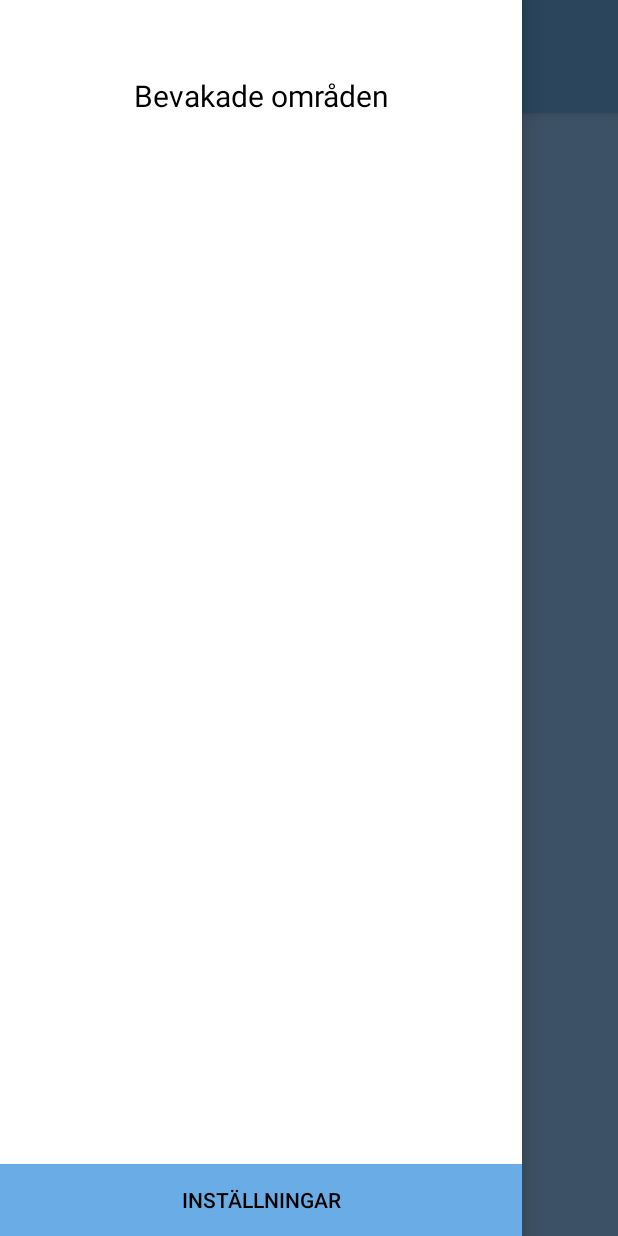
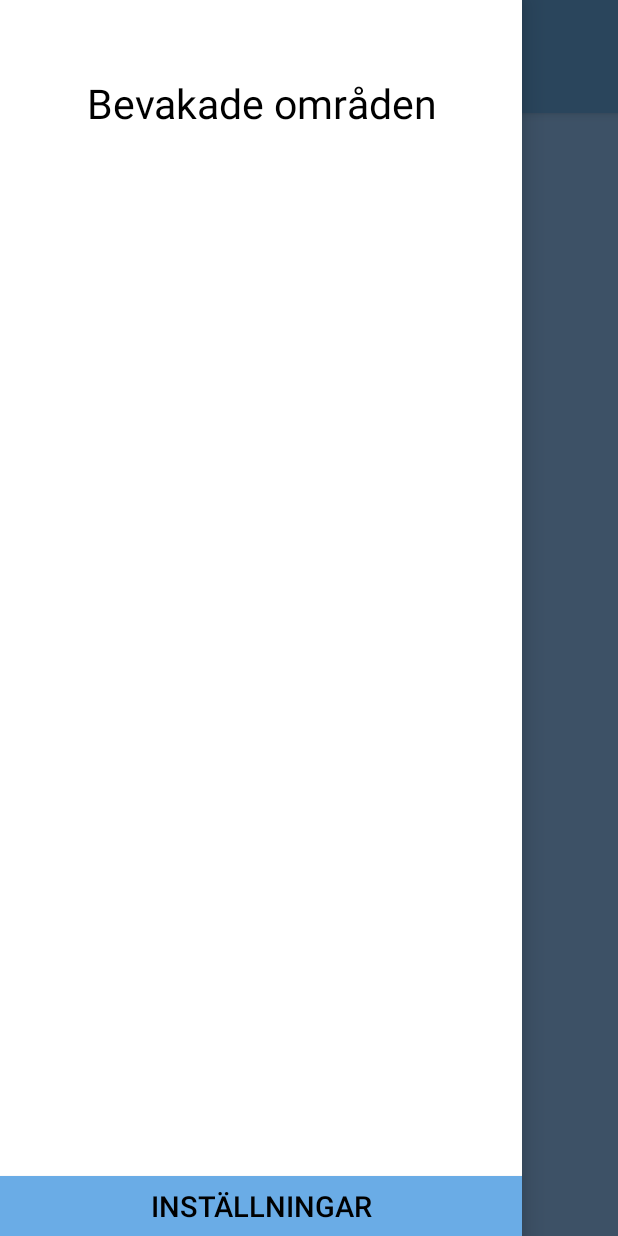
Before and after one commit to Digitalis-web/RSIAPP, an Android app: the screen it shows after launch (NavActivity), with the side drawer open, on a phone screen of 412 x 824 dp. Run offline under Robolectric (Android 15) with nearby library versions, the phone set to English and light mode, and no system bars; 7 statements that could not run were skipped.

Commit message:
nav scrolling better

```diff
--- a/app/src/main/java/com/example/mo/rsiapp/NavActivity.java
+++ b/app/src/main/java/com/example/mo/rsiapp/NavActivity.java
@@ -11,15 +11,16 @@ import android.support.v4.widget.DrawerLayout;
 import android.support.v7.app.ActionBarDrawerToggle;
 import android.support.v7.app.AppCompatActivity;
 import android.support.v7.widget.Toolbar;
+import android.view.LayoutInflater;
 import android.view.Menu;
 import android.view.MenuItem;
 import android.view.View;
-import android.widget.ListView;
+import android.widget.LinearLayout;
+import android.widget.TextView;
 
 import com.example.mo.rsiapp.backgroundtasks.Alarm;
 import com.example.mo.rsiapp.customviews.InstantAutoComplete;
 import com.example.mo.rsiapp.customviews.NavAreaItem;
-import com.example.mo.rsiapp.customviews.NavAreaItemAdapter;
 import com.example.mo.rsiapp.datamanaging.DisplayInfoManager;
 import com.example.mo.rsiapp.datamanaging.FetchingManager;
 import com.example.mo.rsiapp.datamanaging.Forecast;
@@ -37,7 +38,7 @@ public class NavActivity extends AppCompatActivity
     public static InstantAutoComplete searchBar;
     private static final String TAG = "NavActivity";
     public static NavActivity navActivity;
-    private ListView navDrawerList;
+    private LinearLayout navDrawerList;
     private DrawerLayout navDrawer;
 
     @Override
@@ -97,8 +98,19 @@ public class NavActivity extends AppCompatActivity
             navAreaItems.add(new NavAreaItem(areaName, areaID));
         }
 
-        navDrawerList = (ListView) findViewById(R.id.nav_view);
-        navDrawerList.setAdapter(new NavAreaItemAdapter(this, navAreaItems, navDrawerList));
+        navDrawerList = (LinearLayout) findViewById(R.id.nav_view);
+        navDrawerList.removeAllViews();
+        //navDrawerList.setAdapter(new NavAreaItemAdapter(this, navAreaItems, navDrawerList));
+        LayoutInflater inflater = LayoutInflater.from(this);
+
+        for (NavAreaItem navItem : navAreaItems) {
+            View row  = inflater.inflate(R.layout.nav_area_item, navDrawerList, false);
+
+            TextView name = (TextView) row.findViewById(R.id.nav_item_header);
+            name.setText(navItem.getName());
+            navDrawerList.addView(row);
+            row.setOnClickListener(navItem);
+        }
     }
 
     public void displayError(String errorTitle, String errorMessage) {
--- a/app/src/main/java/com/example/mo/rsiapp/customviews/NavAreaItem.java
+++ b/app/src/main/java/com/example/mo/rsiapp/customviews/NavAreaItem.java
@@ -1,6 +1,5 @@
 package com.example.mo.rsiapp.customviews;
 
-import android.content.Context;
 import android.view.View;
 
 import com.example.mo.rsiapp.NavActivity;
@@ -11,7 +10,7 @@ import com.example.mo.rsiapp.datamanaging.JSONFetcher;
  * Created by mo on 12/10/17.
  */
 
-public class NavAreaItem {
+public class NavAreaItem implements View.OnClickListener{
     public static final String TAG = "NavAreaItem";
     private String name;
     private String areaID;
@@ -28,11 +27,12 @@ public class NavAreaItem {
         return name;
     }
 
-    public void onClick(View view, Context context) {
+    @Override
+    public void onClick(View view) {
         NavActivity.openLoadingScreen();
         FetchingManager.fetchForecast(areaID, FetchingManager.latestForecastTime, JSONFetcher.FETCH_FORECAST);
         NavActivity.searchBar.clearText();
         NavActivity.navActivity.closeNav();
+
     }
-
 }
--- a/app/src/main/res/layout/activity_nav.xml
+++ b/app/src/main/res/layout/activity_nav.xml
@@ -27,23 +27,35 @@
 
     <LinearLayout
         android:orientation="vertical"
-        android:paddingTop="50dp"
         android:layout_width="match_parent"
         android:layout_height="match_parent"
         android:layout_gravity="start"
         android:background="@color/colorWhite"
         >
+        <ScrollView
+            android:layout_width="match_parent"
+            android:layout_height="match_parent"
+            android:orientation="vertical"
+            android:layout_weight="1"
+            >
 
+            <LinearLayout
+                android:layout_width="match_parent"
+                android:layout_height="wrap_content"
+                android:orientation="vertical"
+                android:paddingBottom="@dimen/nav_item_spacing"
+                >
                 <TextView
                     android:layout_width="match_parent"
+                    android:layout_marginTop="50dp"
                     android:layout_height="wrap_content"
                     android:text="Bevakade områden"
                     android:textColor="@color/colorBlack"
-            android:textSize="20sp"
+                    android:textSize="27sp"
                     android:textAlignment="center"
                     />
 
-        <ListView
+                <LinearLayout
                     android:id="@+id/nav_view"
                     android:layout_width="match_parent"
                     android:orientation="vertical"
@@ -51,22 +63,29 @@
                     android:layout_height="wrap_content"
                     android:divider="@android:color/transparent"
                     >
-        </ListView>
-        <LinearLayout
+                </LinearLayout>
+            </LinearLayout>
+        </ScrollView>
+        <!--<LinearLayout
             android:layout_width="match_parent"
             android:layout_height="wrap_content"
             android:layout_weight="1"
-            >
+            android:layout_alignParentBottom="true"
+            android:layout_gravity="bottom"
+            android:background="@color/colorBlack"
+            >-->
         <android.support.v7.widget.AppCompatButton
             android:layout_width="match_parent"
-                android:layout_height="wrap_content"
+            android:layout_height="100dp"
             android:background="@color/colorBlue"
             android:text="Inställningar"
             android:textColor="@color/colorBlack"
             android:layout_gravity="bottom"
             android:onClick="openSettings"
+            android:layout_weight="1.5"
+            android:textSize="19sp"
             />
-        </LinearLayout>
+        <!--</LinearLayout>-->
 
     </LinearLayout>
 
--- a/app/src/main/res/values/dimens.xml
+++ b/app/src/main/res/values/dimens.xml
@@ -9,6 +9,6 @@
     <dimen name="container_spacing">20dp</dimen>
     <dimen name="container_inner_spacing">0dp</dimen>
     <dimen name="chart_list_item_spacing">50dp</dimen>
-    <dimen name="nav_item_spacing">10dp</dimen>
+    <dimen name="nav_item_spacing">20dp</dimen>
     <dimen name="category_button_spacing">2dp</dimen>
 </resources>
--- a/build.gradle
+++ b/build.gradle
@@ -6,7 +6,7 @@ buildscript {
     }
     dependencies {
 
-        classpath 'com.android.tools.build:gradle:3.0.1'
+        classpath 'com.android.tools.build:gradle:2.3.3'
         // NOTE: Do not place your application dependencies here; they belong
         // in the individual module build.gradle files
     }
```
Also changed, not shown: app/src/main/java/com/example/mo/rsiapp/customviews/NavAreaItemAdapter.java (+3 -22 lines). Lines whose indentation alone changed are shown as unchanged.
